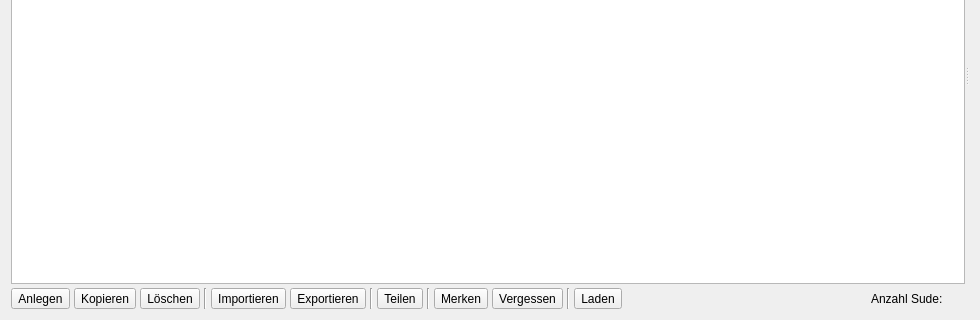
Qt form kleiner-brauhelfer/tabsudauswahl.ui (kleiner-brauhelfer/kleiner-brauhelfer-2) before a commit; both pictures show x 0 to 980 and y 171 to 491 of the 980 by 491 pixel window.
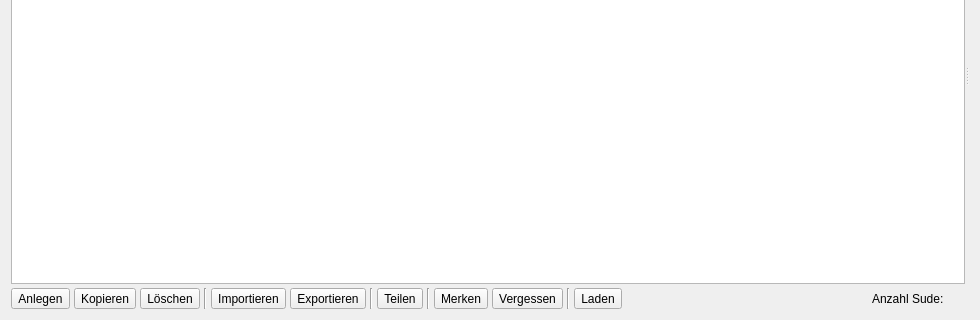
The same form after that commit. Icons and pictures are not drawn. Custom widgets are drawn as their Qt base class.

The edit to the form file:
```diff
--- a/kleiner-brauhelfer/tabsudauswahl.ui
+++ b/kleiner-brauhelfer/tabsudauswahl.ui
@@ -544,11 +544,20 @@
           <widget class="QLabel" name="lblNumSude"/>
          </item>
          <item>
-          <widget class="QLabel" name="label_6">
-           <property name="text">
-            <string notr="true"/>
+          <spacer name="horizontalSpacer_2">
+           <property name="orientation">
+            <enum>Qt::Horizontal</enum>
            </property>
-          </widget>
+           <property name="sizeType">
+            <enum>QSizePolicy::Fixed</enum>
+           </property>
+           <property name="sizeHint" stdset="0">
+            <size>
+             <width>10</width>
+             <height>20</height>
+            </size>
+           </property>
+          </spacer>
          </item>
         </layout>
        </item>
@@ -576,6 +585,11 @@
   </layout>
  </widget>
  <customwidgets>
+  <customwidget>
+   <class>TableView</class>
+   <extends>QTableView</extends>
+   <header>widgets/tableview.h</header>
+  </customwidget>
   <customwidget>
    <class>DateEdit</class>
    <extends>QDateEdit</extends>
@@ -587,11 +601,6 @@
    <header>widgets/wdgwebvieweditable.h</header>
    <container>1</container>
   </customwidget>
-  <customwidget>
-   <class>TableView</class>
-   <extends>QTableView</extends>
-   <header>widgets/tableview.h</header>
-  </customwidget>
  </customwidgets>
  <tabstops>
   <tabstop>cbAlle</tabstop>
```
Left out of the diff: 27 changed lines with no effect on the pictures.
